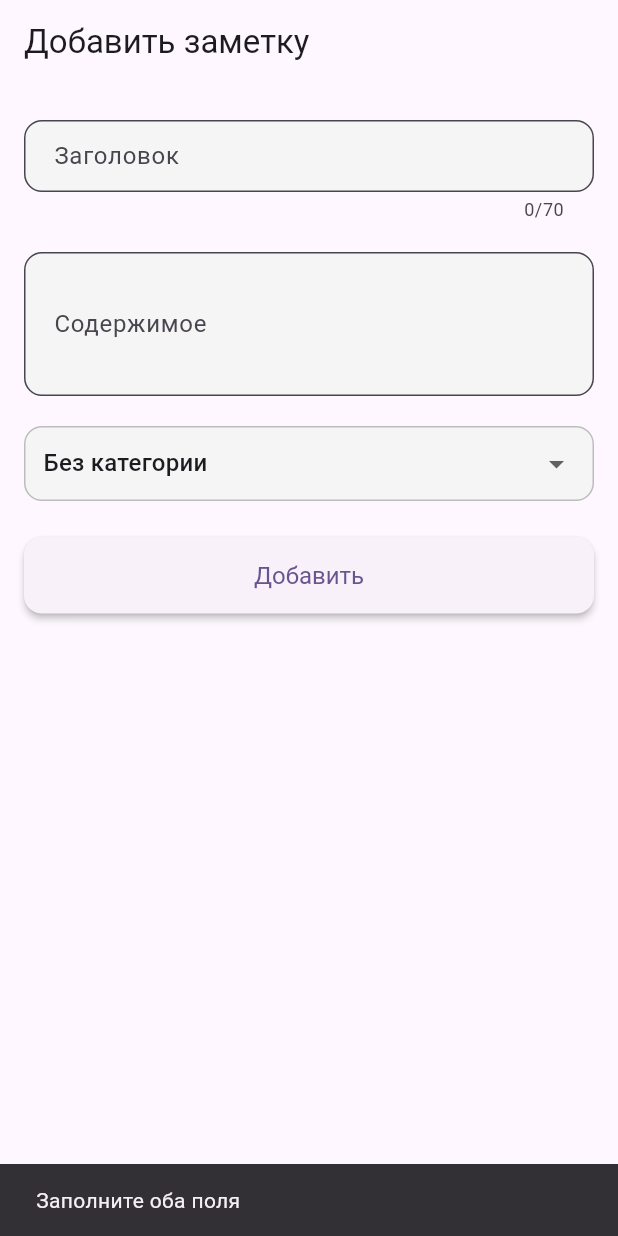
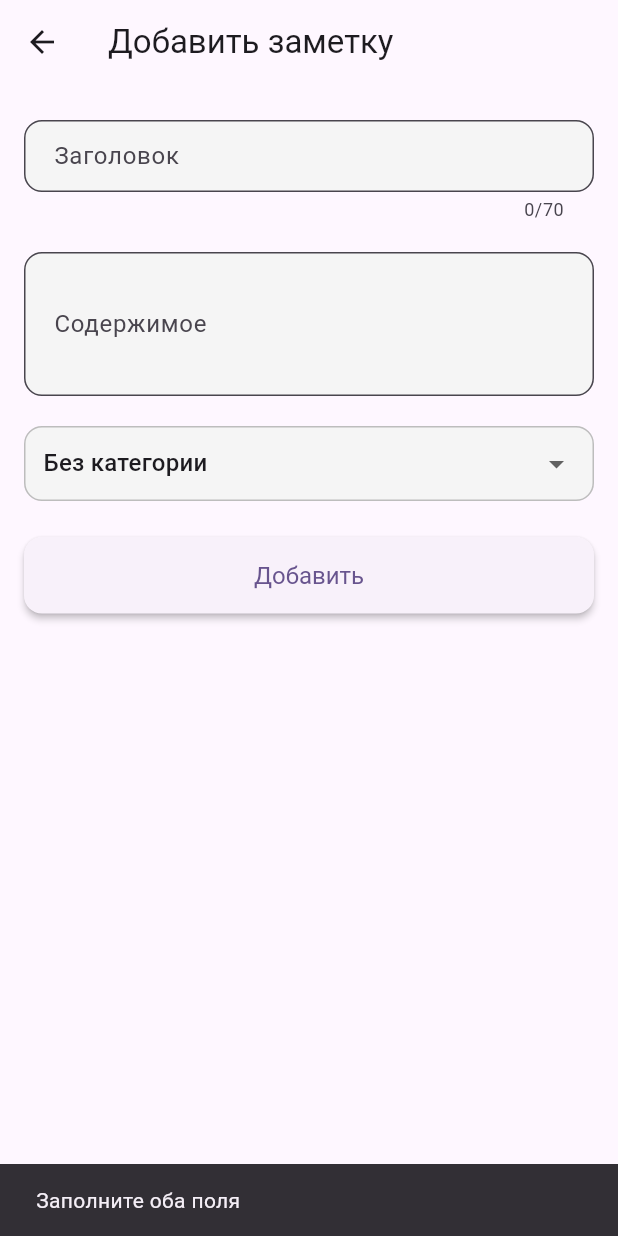
Before and after one commit to vostreex/prack_7, a Flutter app: the AddNoteScreen screen opened by its route, after a tap on "Добавить", on a phone screen of 412 x 824 dp. Run offline on Flutter 3.47's test engine with Material 3 defaults, Android fonts, the light colour scheme and no system bars; our stand-ins replace cached_network_image, go_router.

Commit message:
Реализация метода pop

```diff
--- a/lib/features/notes/screens/add_note_screen.dart
+++ b/lib/features/notes/screens/add_note_screen.dart
@@ -27,7 +27,15 @@ class _AddNoteScreenState extends State<AddNoteScreen> {
   @override
   Widget build(BuildContext context) {
     return Scaffold(
-      appBar: AppBar(title: const Text('Добавить заметку')),
+      appBar: AppBar(
+          title: const Text('Добавить заметку'),
+          leading: IconButton(
+            icon: const Icon(Icons.arrow_back),
+            onPressed: () {
+              Navigator.pop(context);
+            },
+          ),
+      ),
       body: Padding(
         padding: const EdgeInsets.symmetric(horizontal: 16.0, vertical: 24.0),
         child: ListView(
@@ -92,7 +100,7 @@ class _AddNoteScreenState extends State<AddNoteScreen> {
                   );
                   _titleController.clear();
                   _contentController.clear();
-                  Navigator.pop(context); // Navigate back to NotesListScreen
+                  Navigator.pop(context);
                 } else {
                   ScaffoldMessenger.of(context).showSnackBar(
                     const SnackBar(content: Text('Заполните оба поля')),
```
